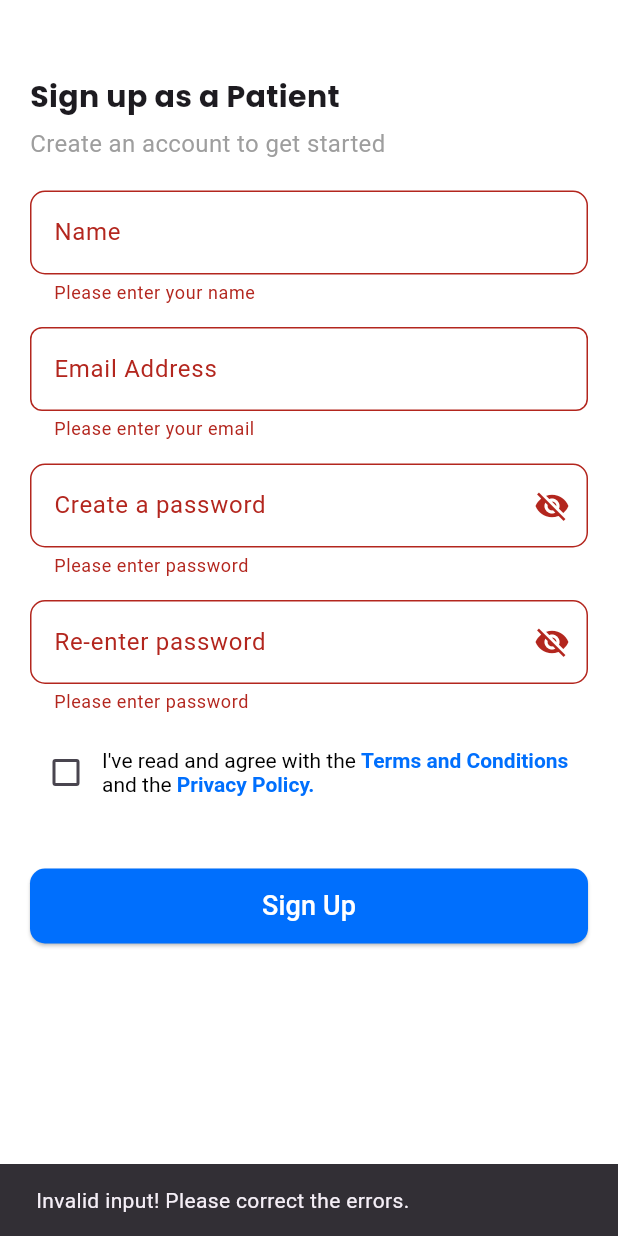
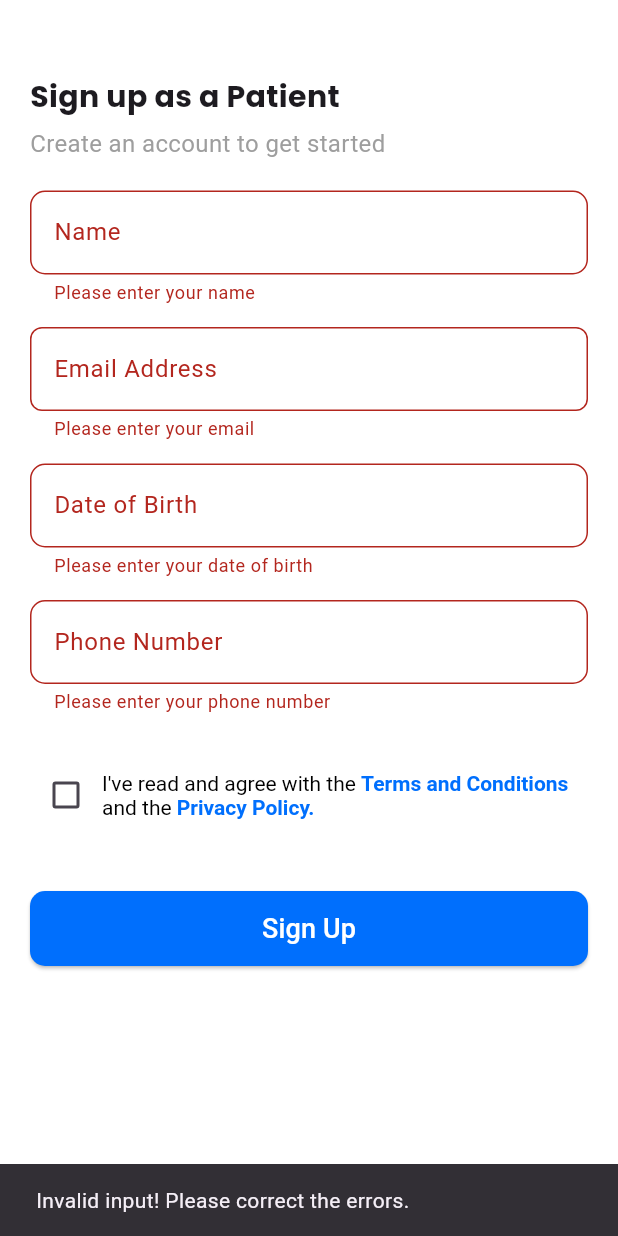
Before and after one commit to Arpit-Raj1/HealthCare-App, a Flutter app: the AppSignup screen opened directly, after a tap on "Sign Up", on a phone screen of 412 x 824 dp. Run offline on Flutter 3.47's test engine with Material 3 defaults, Android fonts, the phone set to English and light mode, and no system bars; our stand-ins replace firebase_auth, firebase_core, flutter_svg, google_fonts, google_maps_flutter, google_sign_in and 1 more; accounts and stored records are empty; project files that could hold a hidden picture were left out.

```diff
--- a/swastify/lib/components/app_signup.dart
+++ b/swastify/lib/components/app_signup.dart
@@ -5,12 +5,18 @@ import 'package:swastify/components/app_email_field.dart';
 import 'package:swastify/components/app_password_field.dart';
 import 'package:swastify/components/app_text_field.dart';
 import 'package:swastify/config/app_routes.dart';
+import 'package:swastify/config/app_strings.dart';
 import 'package:swastify/provider/login_provider.dart';
+import 'package:swastify/services/auth_service.dart';
 import 'package:swastify/styles/app_text.dart';
 
 class AppSignup extends StatefulWidget {
   final String role;
   const AppSignup({super.key, required this.role});
+  // final loginProvider = Provider.of<LoginProvider>(
+  //                             context,
+  //                             listen: false,
+  //                           );
 
   @override
   State<AppSignup> createState() => _AppSignupState();
@@ -27,6 +33,8 @@ class _AppSignupState extends State<AppSignup> {
       TextEditingController();
   final TextEditingController _yearOfRegistrationController =
       TextEditingController();
+  final TextEditingController _dobController = TextEditingController();
+  final TextEditingController _phoneNumberController = TextEditingController();
 
   final GlobalKey<FormState> _formKey = GlobalKey<FormState>();
 
@@ -74,7 +82,7 @@ class _AppSignupState extends State<AppSignup> {
         const SnackBar(content: Text("Form is valid! Proceeding...")),
       );
       Navigator.of(context).pushNamedAndRemoveUntil(
-        AppRoutes.login,
+        AppRoutes.medicineAlerts,
         (Route<dynamic> route) => false,
       );
     } else {
@@ -84,6 +92,25 @@ class _AppSignupState extends State<AppSignup> {
         ),
       );
     }
+  }
+
+  void submitForm() {
+    _validateForm();
+    final loginProvider = Provider.of<LoginProvider>(context, listen: false);
+    verifyUser(
+      url: "${AppStrings.serverBaseUrl}/auth/create-profile",
+      body: {
+        "name": _nameController.text,
+        "email": _emailController.text,
+        "dob": _dobController.text,
+        "role": widget.role,
+        "phoneNumber": _phoneNumberController.text,
+        "registrationNumber": _nmcController.text,
+        "stateMedicalCouncil": _stateMedicalCouncilController.text,
+        "yearOfRegistration": _yearOfRegistrationController.text,
+      },
+      loginProvider: loginProvider,
+    );
   }
 
   String? nameValidator(value) {
@@ -203,15 +230,28 @@ class _AppSignupState extends State<AppSignup> {
                   controller: _emailController,
                 ),
                 const SizedBox(height: 15),
-                AppPasswordField(
-                  hint: 'Create a password',
-                  controller: _passwordController,
+                AppTextField(
+                  hint: 'Date of Birth',
+                  controller: _dobController,
+                  validator: (value) {
+                    if (value == null || value.isEmpty) {
+                      return "Please enter your date of birth";
+                    }
+                    return null;
+                  },
                 ),
                 const SizedBox(height: 15),
-                AppPasswordField(
-                  hint: 'Re-enter password',
-                  controller: _confirmPasswordController,
+                AppTextField(
+                  hint: 'Phone Number',
+                  controller: _phoneNumberController,
+                  validator: (value) {
+                    if (value == null || value.isEmpty) {
+                      return "Please enter your phone number";
+                    }
+                    return null;
+                  },
                 ),
+                const SizedBox(height: 15),
                 if (widget.role == "Doctor") ...[
                   const SizedBox(height: 15),
                   AppTextField(
@@ -271,7 +311,7 @@ class _AppSignupState extends State<AppSignup> {
                   ],
                 ),
                 const SizedBox(height: 40),
-                AppButton(onPressed: _validateForm, hintText: "Sign Up"),
+                AppButton(onPressed: submitForm, hintText: "Sign Up"),
               ],
             ),
           ),
--- a/swastify/lib/config/app_routes.dart
+++ b/swastify/lib/config/app_routes.dart
@@ -3,6 +3,7 @@ import 'package:swastify/components/app_signup.dart';
 import 'package:swastify/pages/chat_page.dart';
 import 'package:swastify/pages/emergency_contacts_page.dart';
 import 'package:swastify/pages/login_page.dart';
+import 'package:swastify/pages/map_page.dart';
 import 'package:swastify/pages/medicine_alerts.dart';
 import 'package:swastify/pages/profile.dart';
 import 'package:swastify/pages/reports.dart';
@@ -15,6 +16,7 @@ class AppRoutes {
   static const medicineAlerts = '/medicineAlerts';
   static const profile = '/profile';
   static const reports = '/reports';
+  static const maps = '/maps';
 
   static Route<dynamic>? generateRoute(RouteSettings settings) {
     switch (settings.name) {
@@ -37,6 +39,9 @@ class AppRoutes {
         final args = settings.arguments as Map<String, dynamic>;
         return MaterialPageRoute(builder: (_) => AppSignup(role: args['role']));
 
+      case maps:
+        return MaterialPageRoute(builder: (_) => MapsPage());
+
       case emergency:
         return MaterialPageRoute(builder: (_) => EmergencyContactsScreen());
 
--- a/swastify/lib/config/app_strings.dart
+++ b/swastify/lib/config/app_strings.dart
@@ -49,5 +49,5 @@ class AppStrings {
       "Are you sure you want to remove this report";
   static const addContacts = "Add Emergency Contacts";
   static const addMedicineAlerts = "Add Medicine Alerts";
-  static const serverBaseUrl = "http://10.28.2.62:8000";
+  static const serverBaseUrl = "http://10.0.2.2:8000";
 }
--- a/swastify/pubspec.yaml
+++ b/swastify/pubspec.yaml
@@ -42,6 +42,9 @@ dependencies:
     provider: ^6.1.2
     shared_preferences: ^2.5.2
     http: ^1.3.0
+    url_launcher: ^6.3.1
+    google_maps_flutter: ^2.11.0
+    geolocator: ^13.0.3
 
 dev_dependencies:
     flutter_test:
```
Also changed, not shown: swastify/lib/components/sidebar.dart (+10 -2 lines), swastify/lib/pages/emergency_contacts_page.dart (+12 -0 lines), swastify/lib/pages/map_page.dart (added, +109 -0 lines), swastify/lib/services/auth_service.dart (+22 -0 lines), swastify/pubspec.lock, 12 other files.
